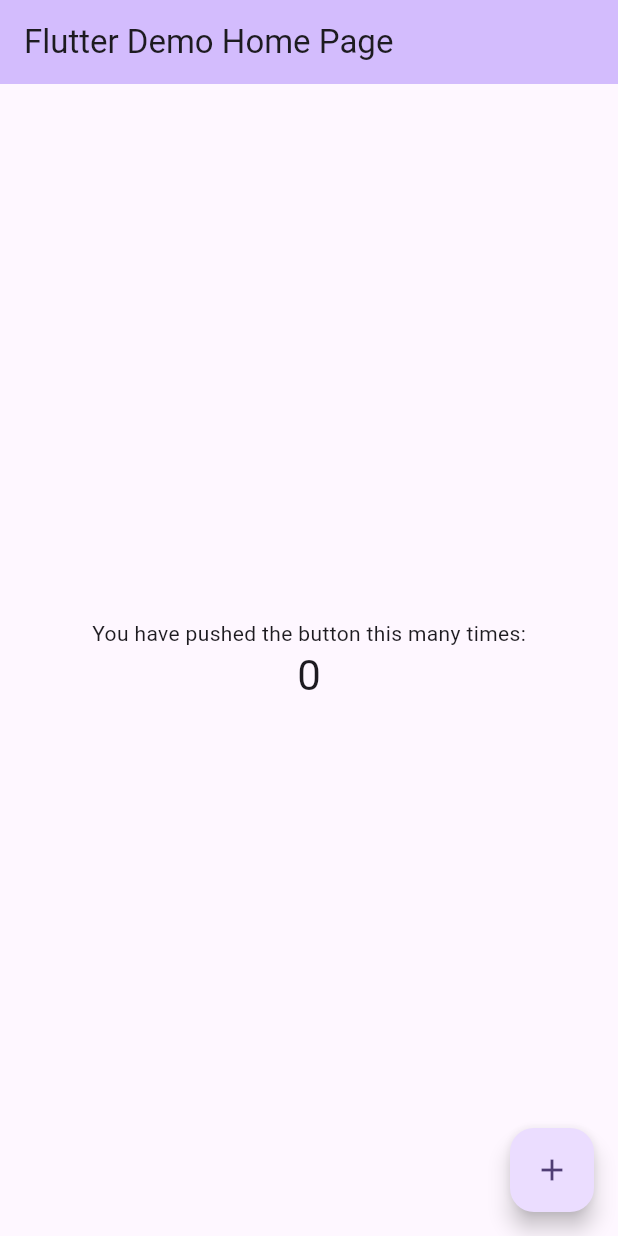
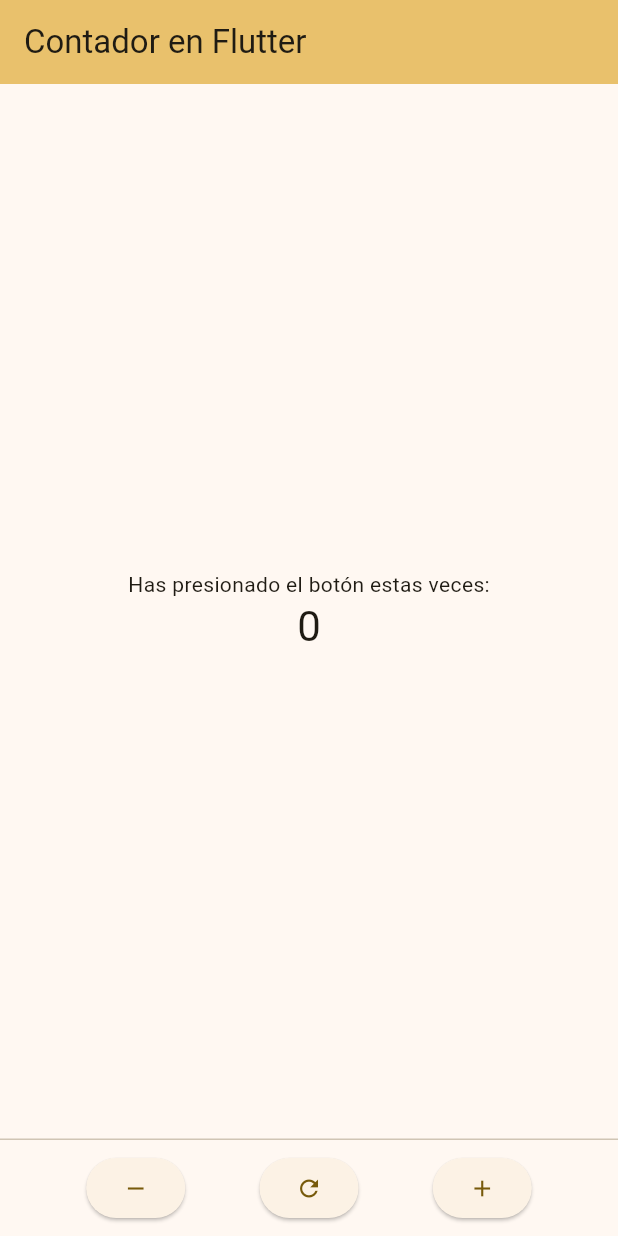
Before and after one commit to ChaosValravn25/3479A3212019479010., a Flutter app: the screen it shows after launch, on a phone screen of 412 x 824 dp. Run offline on Flutter 3.47's test engine with Material 3 defaults, Android fonts, the phone set to English and light mode, and no system bars.

Commit message:
cambios para la entrega del trabajo
con todo lo que pedían

```diff
--- a/flutter_application_laboratorio_3/lib/main.dart
+++ b/flutter_application_laboratorio_3/lib/main.dart
@@ -7,45 +7,20 @@ void main() {
 class MyApp extends StatelessWidget {
   const MyApp({super.key});
 
-  // This widget is the root of your application.
   @override
   Widget build(BuildContext context) {
     return MaterialApp(
-      title: 'Flutter Demo',
+      title: 'Contador en Flutter',//cambiar el titulo
       theme: ThemeData(
-        // This is the theme of your application.
-        //
-        // TRY THIS: Try running your application with "flutter run". You'll see
-        // the application has a purple toolbar. Then, without quitting the app,
-        // try changing the seedColor in the colorScheme below to Colors.green
-        // and then invoke "hot reload" (save your changes or press the "hot
-        // reload" button in a Flutter-supported IDE, or press "r" if you used
-        // the command line to start the app).
-        //
-        // Notice that the counter didn't reset back to zero; the application
-        // state is not lost during the reload. To reset the state, use hot
-        // restart instead.
-        //
-        // This works for code too, not just values: Most code changes can be
-        // tested with just a hot reload.
-        colorScheme: ColorScheme.fromSeed(seedColor: Colors.deepPurple),
+        colorScheme: ColorScheme.fromSeed(seedColor: Colors.amber),//cambiar el color
       ),
-      home: const MyHomePage(title: 'Flutter Demo Home Page'),
+      home: const MyHomePage(title: 'Contador en Flutter'),
     );
   }
 }
 
 class MyHomePage extends StatefulWidget {
   const MyHomePage({super.key, required this.title});
-
-  // This widget is the home page of your application. It is stateful, meaning
-  // that it has a State object (defined below) that contains fields that affect
-  // how it looks.
-
-  // This class is the configuration for the state. It holds the values (in this
-  // case the title) provided by the parent (in this case the App widget) and
-  // used by the build method of the State. Fields in a Widget subclass are
-  // always marked "final".
 
   final String title;
 
@@ -56,55 +31,56 @@ class MyHomePage extends StatefulWidget {
 class _MyHomePageState extends State<MyHomePage> {
   int _counter = 0;
 
-  void _incrementCounter() {
+  void _incrementCounter() {//incrementa el contador
     setState(() {
-      // This call to setState tells the Flutter framework that something has
-      // changed in this State, which causes it to rerun the build method below
-      // so that the display can reflect the updated values. If we changed
-      // _counter without calling setState(), then the build method would not be
-      // called again, and so nothing would appear to happen.
       _counter++;
     });
   }
 
+  void _decrementCounter() {//disminuye el contador
+    setState(() {
+      _counter--;
+    });
+  }
+
+  void _resetCounter() {
+    setState(() {
+      _counter = 0;
+    });
+  }
+
+  Widget botonesInferiores() {//los botones
+    return Row(
+      mainAxisAlignment: MainAxisAlignment.spaceEvenly,
+      children: [
+        ElevatedButton(
+          onPressed: _decrementCounter,
+          child: const Icon(Icons.remove),
+        ),
+        ElevatedButton(
+          onPressed: _resetCounter,
+          child: const Icon(Icons.refresh),
+        ),
+        ElevatedButton(
+          onPressed: _incrementCounter,
+          child: const Icon(Icons.add),
+        ),
+      ],
+    );
+  }
+
   @override
-  Widget build(BuildContext context) {
-    // This method is rerun every time setState is called, for instance as done
-    // by the _incrementCounter method above.
-    //
-    // The Flutter framework has been optimized to make rerunning build methods
-    // fast, so that you can just rebuild anything that needs updating rather
-    // than having to individually change instances of widgets.
+  Widget build(BuildContext context) {//la estructura visible como se debe mostrar el usuario
     return Scaffold(
       appBar: AppBar(
-        // TRY THIS: Try changing the color here to a specific color (to
-        // Colors.amber, perhaps?) and trigger a hot reload to see the AppBar
-        // change color while the other colors stay the same.
         backgroundColor: Theme.of(context).colorScheme.inversePrimary,
-        // Here we take the value from the MyHomePage object that was created by
-        // the App.build method, and use it to set our appbar title.
         title: Text(widget.title),
       ),
       body: Center(
-        // Center is a layout widget. It takes a single child and positions it
-        // in the middle of the parent.
         child: Column(
-          // Column is also a layout widget. It takes a list of children and
-          // arranges them vertically. By default, it sizes itself to fit its
-          // children horizontally, and tries to be as tall as its parent.
-          //
-          // Column has various properties to control how it sizes itself and
-          // how it positions its children. Here we use mainAxisAlignment to
-          // center the children vertically; the main axis here is the vertical
-          // axis because Columns are vertical (the cross axis would be
-          // horizontal).
-          //
-          // TRY THIS: Invoke "debug painting" (choose the "Toggle Debug Paint"
-          // action in the IDE, or press "p" in the console), to see the
-          // wireframe for each widget.
           mainAxisAlignment: MainAxisAlignment.center,
           children: <Widget>[
-            const Text('You have pushed the button this many times:'),
+            const Text('Has presionado el botón estas veces:'),
             Text(
               '$_counter',
               style: Theme.of(context).textTheme.headlineMedium,
@@ -112,11 +88,7 @@ class _MyHomePageState extends State<MyHomePage> {
           ],
         ),
       ),
-      floatingActionButton: FloatingActionButton(
-        onPressed: _incrementCounter,
-        tooltip: 'Increment',
-        child: const Icon(Icons.add),
-      ), // This trailing comma makes auto-formatting nicer for build methods.
+      persistentFooterButtons: [botonesInferiores()],
     );
   }
 }
```
